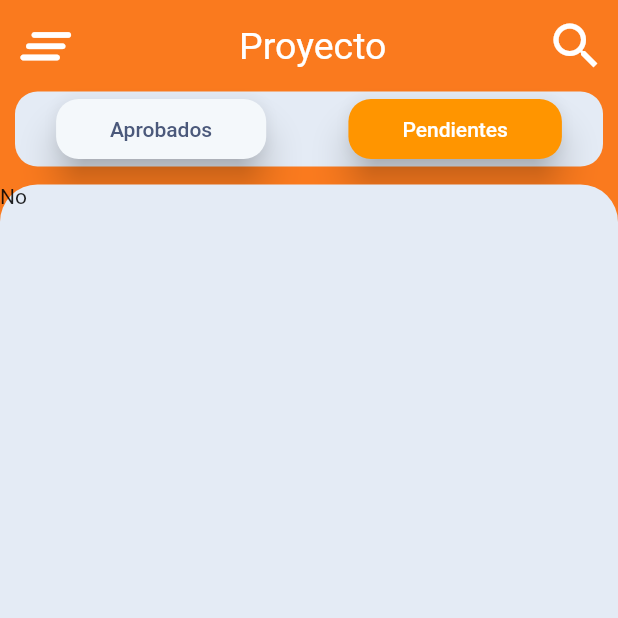
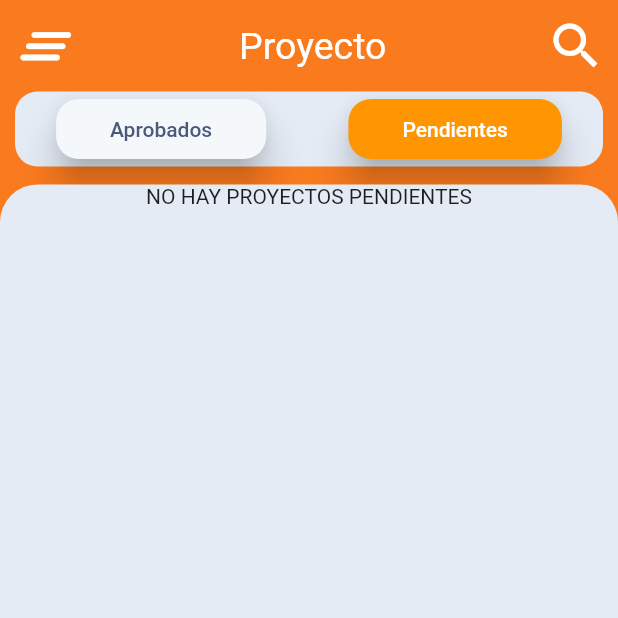
Before and after one commit to NueveSeis/innovaITO_regional, a Flutter app: the ProyectosPendientesScreen screen opened by its route, on a phone screen of 412 x 824 dp, the top half of it. Run offline on Flutter 3.47's test engine with Material 2 defaults, Android fonts, the phone set to English and light mode, and no system bars; our stand-ins replace flutter_riverpod, go_router, pdf, quickalert; missing offline and left inert: bcrypt, dbcrypt, flutter_barcode_scanner, flutter_summernote, html_editor_enhanced, mailer; network calls fail.

```diff
--- a/lib/screens/proyectos_pendientes_screen.dart
+++ b/lib/screens/proyectos_pendientes_screen.dart
@@ -155,7 +155,9 @@ class _ProyectosPendientesScreenState extends State<ProyectosPendientesScreen> {
                         topRight: Radius.circular(25)),
                   ),
                   child: SingleChildScrollView(
-                      child: (aprobados) ? const DetallesScreen() : Text('No')),
+                      child: (aprobados)
+                          ? const DetallesScreen()
+                          : Center(child: Text('NO HAY PROYECTOS PENDIENTES'))),
                 ),
               )
             ],
```
Also changed, not shown: lib/screens/detalles_screen.dart (+6 -6 lines), lib/screens/ficha_tecnica_screen.dart (+7 -18 lines).
